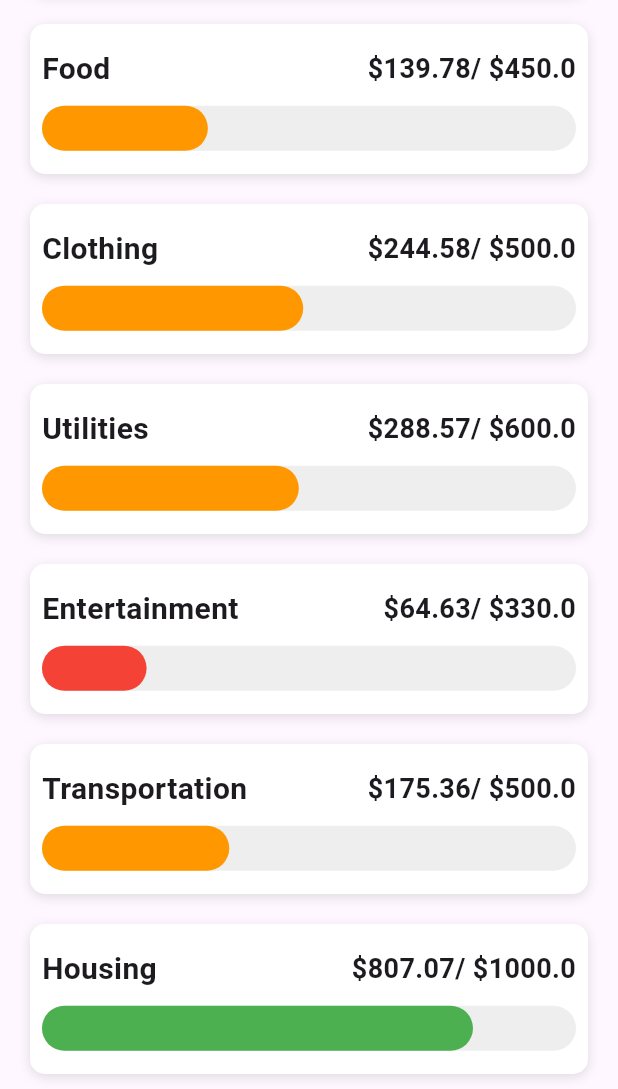
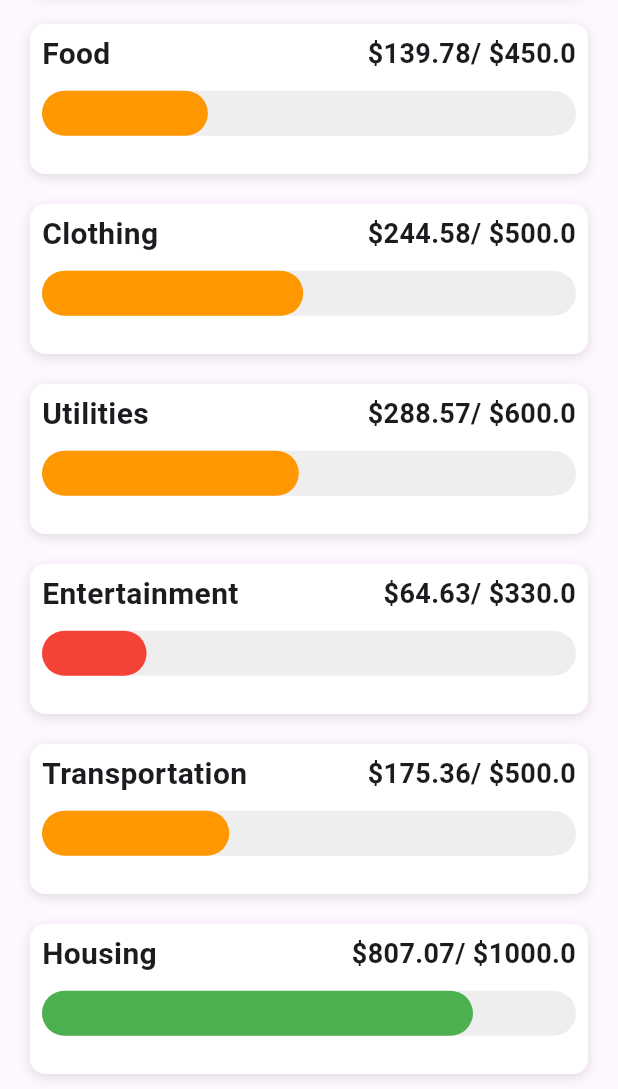
Before and after one commit to htoomthait/flutter_practice_2026, a Flutter app: the screen it shows after launch, scrolled down 361 dp, on a phone screen of 412 x 824 dp, the part 147-1236 px from its top. Run offline on Flutter 3.47's test engine with Material 3 defaults, Android fonts, the phone set to English and light mode, and no system bars; our stand-ins replace bloc, flutter_bloc.

Commit message:
padding adjusted

```diff
--- a/budget_ui_app/lib/screens/home_screen.dart
+++ b/budget_ui_app/lib/screens/home_screen.dart
@@ -31,7 +31,7 @@ class _HomeScreenState extends State<HomeScreen> {
         ],
       ),
       child: Padding(
-        padding: const EdgeInsets.all(8.0),
+        padding: const EdgeInsets.fromLTRB(8.0, 4.0, 8.0, 24.0),
         child: Column(
           mainAxisAlignment: MainAxisAlignment.center,
           children: <Widget>[
@@ -81,7 +81,8 @@ class _HomeScreenState extends State<HomeScreen> {
                 );
               },
 
-            )
+            ),
+
           ],
         ),
       ),
```
